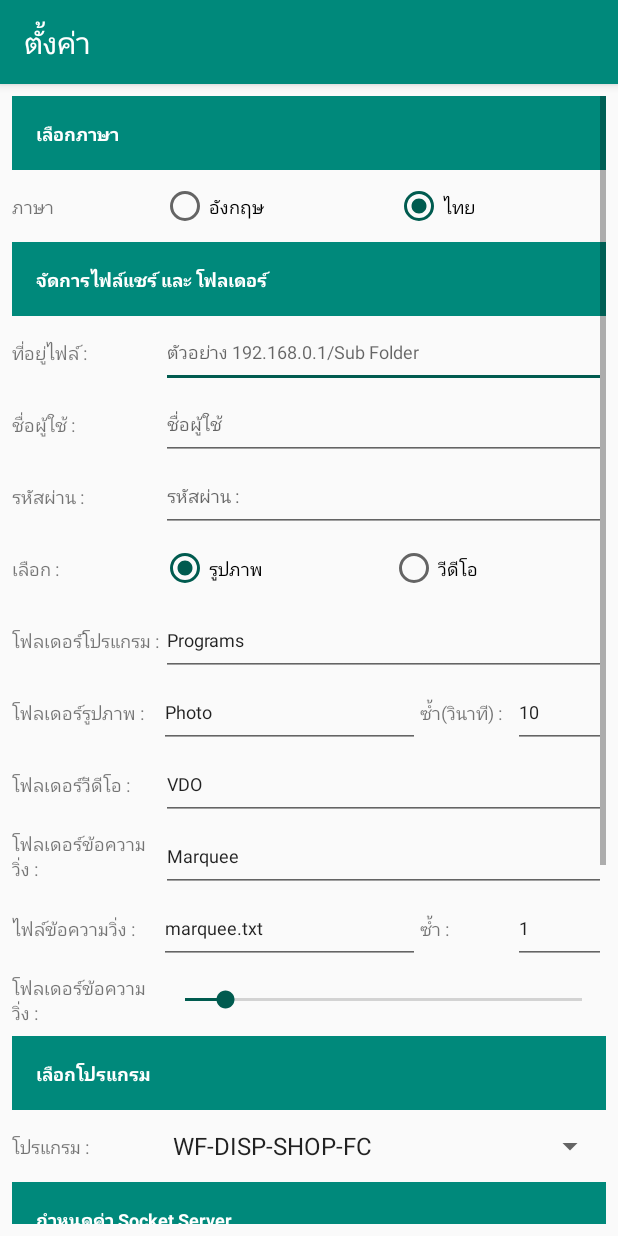
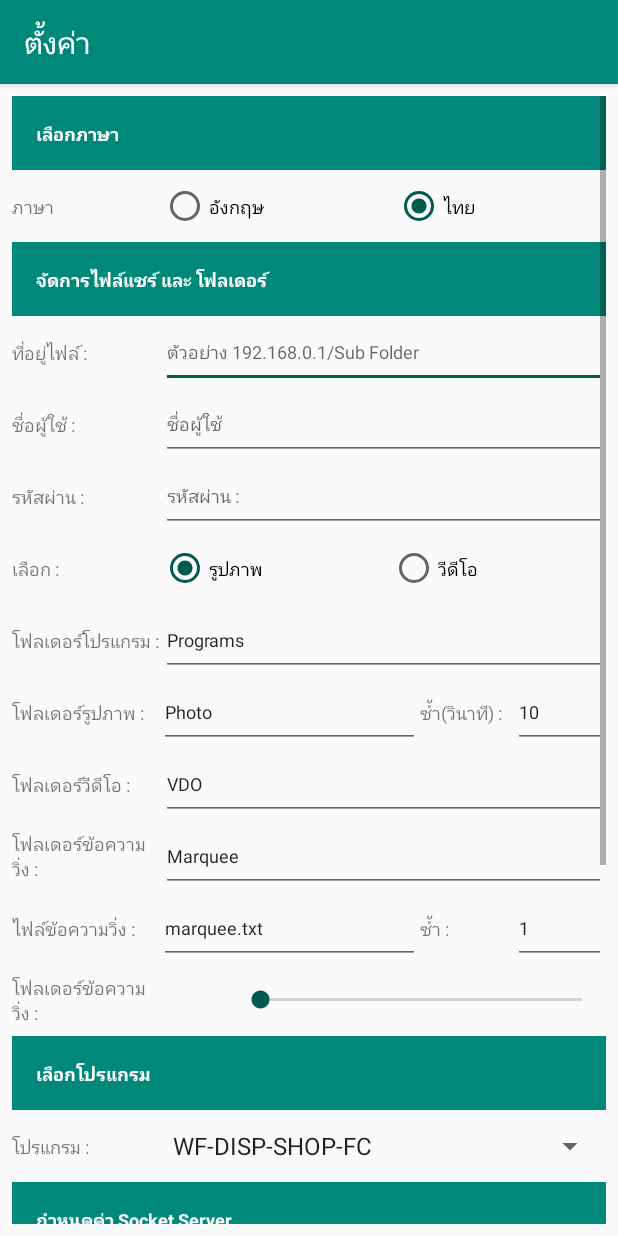
Before and after one commit to tanakphong/sow, an Android app: the ConfigActivity screen opened directly, with no data from a screen before it, on a phone screen of 412 x 824 dp. Run offline under Robolectric (Android 15) with nearby library versions, the phone set to English and light mode, and no system bars; libraries missing offline, so code that uses them is left out: com.basgeekball.awesomevalidation, com.pixplicity.easyprefs, pl.tajchert.nammu; plain views replace RangeSeekBar; 35 statements that could not run were skipped.

Commit message:
Add Seekbar marquee speed.

```diff
--- a/app/build.gradle
+++ b/app/build.gradle
@@ -40,5 +40,6 @@ dependencies {
     compile 'com.basgeekball:awesome-validation:1.3'
     compile 'com.android.support:support-v4:25.4.0'
     compile 'com.xw.repo:bubbleseekbar:3.16-lite'
+    compile 'org.florescu.android.rangeseekbar:rangeseekbar-library:0.3.0'
     testCompile 'junit:junit:4.12'
 }
--- a/app/src/main/java/th/co/wesoft/sow/CashierActivity.java
+++ b/app/src/main/java/th/co/wesoft/sow/CashierActivity.java
@@ -138,7 +138,7 @@ public class CashierActivity extends AppCompatActivity {
 
         //setEvent
         File file_marquee = new File(SDCardMarqueefile);
-        float speed = 0.08f;//8 / 100;//Prefs.getInt(ConfigBean.COLUMN_MARQUEE_SPEED, 8) / 100.00;
+        float speed = (float) Prefs.getInt(ConfigBean.COLUMN_MARQUEE_SPEED, 8) / 100;
         Log.d(TAG, "COLUMN_MARQUEE_SPEED: " + Prefs.getInt(ConfigBean.COLUMN_MARQUEE_SPEED, 8));
         Log.d(TAG, "Speed: " + speed);
         if (file_marquee.exists()) {
--- a/app/src/main/java/th/co/wesoft/sow/ConfigActivity.java
+++ b/app/src/main/java/th/co/wesoft/sow/ConfigActivity.java
@@ -61,6 +61,7 @@ public class ConfigActivity extends AppCompatActivity {
     private TextView mTvSocketPort;
     private SeekBar marqueeSpeed;
     private int speed;
+    private TextView marqueeSpeedValue;
     //    private String theme;
 //    private String delimiter;
 
@@ -117,14 +118,16 @@ public class ConfigActivity extends AppCompatActivity {
         mTxtSocketPort = (EditText) findViewById(R.id.txtSocketPort);
         mTxtPwdTouchLock = (EditText) findViewById(R.id.txtPwdTouchLock);
 
+        marqueeSpeedValue = (TextView) findViewById(R.id.sb_value);
         marqueeSpeed = (SeekBar) findViewById(R.id.sbMarqueeSpeed);
 
         marqueeSpeed.setOnSeekBarChangeListener(new SeekBar.OnSeekBarChangeListener() {
-            int progressChangedValue = 0;
+//            int progressChangedValue = 0;
 
             public void onProgressChanged(SeekBar seekBar, int progress, boolean fromUser) {
-                progressChangedValue = progress;
-                speed = progress;
+//                progressChangedValue = progress;
+//                speed = progress;
+                marqueeSpeedValue.setText(String.valueOf(progress));
             }
 
             public void onStartTrackingTouch(SeekBar seekBar) {
@@ -132,7 +135,12 @@ public class ConfigActivity extends AppCompatActivity {
             }
 
             public void onStopTrackingTouch(SeekBar seekBar) {
-                Toast.makeText(ConfigActivity.this, progressChangedValue, Toast.LENGTH_SHORT).show();
+                if (seekBar.getProgress() < 1) {
+                    seekBar.setProgress(1);
+                }
+                marqueeSpeedValue.setText(String.valueOf(seekBar.getProgress()));
+                Toast.makeText(ConfigActivity.this, String.valueOf(seekBar.getProgress()), Toast.LENGTH_SHORT).show();
+
             }
         });
 
--- a/app/src/main/res/layout/activity_config.xml
+++ b/app/src/main/res/layout/activity_config.xml
@@ -4,6 +4,7 @@
     xmlns:tools="http://schemas.android.com/tools"
     android:layout_width="match_parent"
     android:layout_height="match_parent"
+    xmlns:rsb="http://schemas.android.com/apk/res-auto"
     tools:context="th.co.wesoft.sow.ConfigActivity">
 
     <ScrollView
@@ -602,12 +603,26 @@
                     android:layout_weight="1"
                     android:orientation="horizontal">
 
+                    <TextView
+                        android:id="@+id/sb_value"
+                        android:layout_weight="5"
+                        android:gravity="center"
+                        android:layout_width="match_parent"
+                        android:layout_height="match_parent" />
+
                     <SeekBar
                         android:id="@+id/sbMarqueeSpeed"
+                        android:layout_weight="1"
                         android:layout_width="match_parent"
                         android:layout_height="match_parent"
-                        android:max="10"
-                        android:progress="1" />
+                        android:max="@integer/max_speed" />
+
+                    <!--<org.florescu.android.rangeseekbar.RangeSeekBar
+                        android:layout_width="match_parent"
+                        android:layout_height="wrap_content"
+                        rsb:absoluteMaxValue="10"
+                        rsb:absoluteMinValue="1"
+                        rsb:singleThumb="true"/>-->
                 </LinearLayout>
             </LinearLayout>
 
--- a/app/src/main/res/values/dimens.xml
+++ b/app/src/main/res/values/dimens.xml
@@ -28,4 +28,5 @@
     <dimen name="margin_9row_top">24dp</dimen>
     <dimen name="margin_9row_top_medium">24dp</dimen>
     <dimen name="fra_marquee_high">30dp</dimen>
+    <dimen name="text_height_64">64dp</dimen>
 </resources>
--- /dev/null
+++ b/app/src/main/res/values/integers.xml
@@ -0,0 +1,4 @@
+<?xml version="1.0" encoding="utf-8"?>
+<resources>
+    <integer name="max_speed">12</integer>
+</resources>
```
